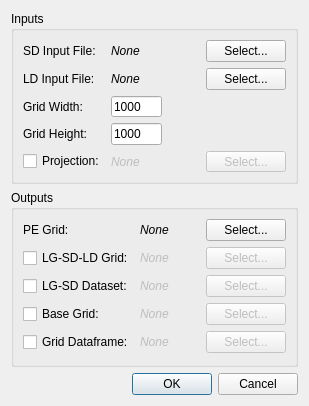
Old version of the form QTForms/RunGridDlg.ui in the repository NETL-RIC/URC-Assessment-Method.
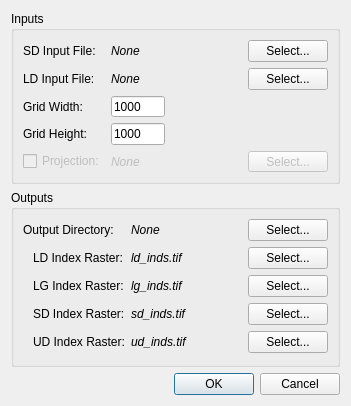
New version of the form. Custom widgets are drawn as their Qt base class.

Commit message: updated create grid GUI. Added some support for projection transform to create grid (further testing needed).

Diff of the .ui file:
```diff
--- a/QTForms/RunGridDlg.ui
+++ b/QTForms/RunGridDlg.ui
@@ -6,7 +6,7 @@
    <rect>
     <x>0</x>
     <y>0</y>
-    <width>309</width>
+    <width>351</width>
     <height>391</height>
    </rect>
   </property>
@@ -23,76 +23,26 @@
       <property name="sizeConstraint">
        <enum>QLayout::SetMaximumSize</enum>
       </property>
-      <item row="4" column="0">
-       <widget class="QCheckBox" name="projectionCB">
+      <item row="2" column="0">
+       <widget class="QLabel" name="label">
         <property name="sizePolicy">
-         <sizepolicy hsizetype="Maximum" vsizetype="Fixed">
+         <sizepolicy hsizetype="Maximum" vsizetype="Preferred">
           <horstretch>0</horstretch>
           <verstretch>0</verstretch>
          </sizepolicy>
         </property>
         <property name="text">
-         <string>Projection:</string>
+         <string>Grid Width:</string>
         </property>
        </widget>
       </item>
-      <item row="4" column="3">
-       <widget class="QPushButton" name="projectionButton">
-        <property name="enabled">
-         <bool>false</bool>
-        </property>
+      <item row="0" column="3">
+       <widget class="QPushButton" name="sdInputButton">
         <property name="text">
          <string>Select...</string>
         </property>
        </widget>
       </item>
-      <item row="4" column="1">
-       <widget class="ElideLabel" name="projectionLbl">
-        <property name="enabled">
-         <bool>false</bool>
-        </property>
-        <property name="sizePolicy">
-         <sizepolicy hsizetype="Minimum" vsizetype="Preferred">
-          <horstretch>0</horstretch>
-          <verstretch>0</verstretch>
-         </sizepolicy>
-        </property>
-        <property name="font">
-         <font>
-          <italic>true</italic>
-         </font>
-        </property>
-        <property name="text">
-         <string>None</string>
-        </property>
-       </widget>
-      </item>
-      <item row="3" column="0">
-       <widget class="QLabel" name="label_2">
-        <property name="text">
-         <string>Grid Height:</string>
-        </property>
-       </widget>
-      </item>
-      <item row="3" column="1">
-       <widget class="QLineEdit" name="heightField">
-        <property name="sizePolicy">
-         <sizepolicy hsizetype="Maximum" vsizetype="Fixed">
-          <horstretch>0</horstretch>
-          <verstretch>0</verstretch>
-         </sizepolicy>
-        </property>
-        <property name="maximumSize">
-         <size>
-          <width>54</width>
-          <height>16777215</height>
-         </size>
-        </property>
-        <property name="text">
-         <string>1000</string>
-        </property>
-       </widget>
-      </item>
       <item row="1" column="0">
        <widget class="QLabel" name="label_6">
         <property name="sizePolicy">
@@ -106,6 +56,24 @@
         </property>
        </widget>
       </item>
+      <item row="0" column="1">
+       <widget class="ElideLabel" name="sdInputLbl">
+        <property name="sizePolicy">
+         <sizepolicy hsizetype="Minimum" vsizetype="Preferred">
+          <horstretch>0</horstretch>
+          <verstretch>0</verstretch>
+         </sizepolicy>
+        </property>
+        <property name="font">
+         <font>
+          <italic>true</italic>
+         </font>
+        </property>
+        <property name="text">
+         <string>None</string>
+        </property>
+       </widget>
+      </item>
       <item row="1" column="3">
        <widget class="QPushButton" name="ldInputButton">
         <property name="text">
@@ -113,38 +81,6 @@
         </property>
        </widget>
       </item>
-      <item row="2" column="0">
-       <widget class="QLabel" name="label">
-        <property name="sizePolicy">
-         <sizepolicy hsizetype="Maximum" vsizetype="Preferred">
-          <horstretch>0</horstretch>
-          <verstretch>0</verstretch>
-         </sizepolicy>
-        </property>
-        <property name="text">
-         <string>Grid Width:</string>
-        </property>
-       </widget>
-      </item>
-      <item row="2" column="1">
-       <widget class="QLineEdit" name="widthField">
-        <property name="sizePolicy">
-         <sizepolicy hsizetype="Maximum" vsizetype="Fixed">
-          <horstretch>0</horstretch>
-          <verstretch>0</verstretch>
-         </sizepolicy>
-        </property>
-        <property name="maximumSize">
-         <size>
-          <width>54</width>
-          <height>16777215</height>
-         </size>
-        </property>
-        <property name="text">
-         <string>1000</string>
-        </property>
-       </widget>
-      </item>
       <item row="0" column="0">
        <widget class="QLabel" name="label_3">
         <property name="sizePolicy">
@@ -158,10 +94,22 @@
         </property>
        </widget>
       </item>
-      <item row="0" column="3">
-       <widget class="QPushButton" name="sdInputButton">
+      <item row="3" column="1">
+       <widget class="QLineEdit" name="heightField">
+        <property name="sizePolicy">
+         <sizepolicy hsizetype="Maximum" vsizetype="Fixed">
+          <horstretch>0</horstretch>
+          <verstretch>0</verstretch>
+         </sizepolicy>
+        </property>
+        <property name="maximumSize">
+         <size>
+          <width>54</width>
+          <height>16777215</height>
+         </size>
+        </property>
         <property name="text">
-         <string>Select...</string>
+         <string>1000</string>
         </property>
        </widget>
       </item>
@@ -183,21 +131,22 @@
         </property>
        </widget>
       </item>
-      <item row="0" column="1">
-       <widget class="ElideLabel" name="sdInputLbl">
+      <item row="2" column="1">
+       <widget class="QLineEdit" name="widthField">
         <property name="sizePolicy">
-         <sizepolicy hsizetype="Minimum" vsizetype="Preferred">
+         <sizepolicy hsizetype="Maximum" vsizetype="Fixed">
           <horstretch>0</horstretch>
           <verstretch>0</verstretch>
          </sizepolicy>
         </property>
-        <property name="font">
-         <font>
-          <italic>true</italic>
-         </font>
+        <property name="maximumSize">
+         <size>
+          <width>54</width>
+          <height>16777215</height>
+         </size>
         </property>
         <property name="text">
-         <string>None</string>
+         <string>1000</string>
         </property>
        </widget>
       </item>
@@ -214,6 +163,38 @@
         </property>
        </spacer>
       </item>
+      <item row="3" column="0">
+       <widget class="QLabel" name="label_2">
+        <property name="text">
+         <string>Grid Height:</string>
+        </property>
+       </widget>
+      </item>
+      <item row="4" column="0">
+       <widget class="QCheckBox" name="projectionCB">
+        <property name="enabled">
+         <bool>false</bool>
+        </property>
+        <property name="text">
+         <string>Projection:</string>
+        </property>
+       </widget>
+      </item>
+      <item row="4" column="1">
+       <widget class="ElideLabel" name="projectionLbl">
+        <property name="enabled">
+         <bool>false</bool>
+        </property>
+        <property name="font">
+         <font>
+          <italic>true</italic>
+         </font>
+        </property>
+        <property name="text">
+         <string>None</string>
+        </property>
+       </widget>
+      </item>
       <item row="4" column="2">
        <spacer name="horizontalSpacer_2">
         <property name="orientation">
@@ -227,6 +208,16 @@
         </property>
        </spacer>
       </item>
+      <item row="4" column="3">
+       <widget class="QPushButton" name="projectionButton">
+        <property name="enabled">
+         <bool>false</bool>
+        </property>
+        <property name="text">
+         <string>Select...</string>
+        </property>
+       </widget>
+      </item>
      </layout>
     </widget>
    </item>
@@ -236,66 +227,20 @@
       <string>Outputs</string>
      </property>
      <layout class="QGridLayout" name="gridLayout_2">
-      <item row="4" column="2">
-       <widget class="QPushButton" name="gridDataframeButton">
+      <item row="6" column="2">
+       <widget class="QPushButton" name="sdIndsButton">
         <property name="enabled">
-         <bool>false</bool>
+         <bool>true</bool>
         </property>
         <property name="text">
          <string>Select...</string>
         </property>
        </widget>
       </item>
-      <item row="1" column="2">
-       <widget class="QPushButton" name="lgsdldGridButton">
-        <property name="enabled">
-         <bool>false</bool>
-        </property>
-        <property name="text">
-         <string>Select...</string>
-        </property>
-       </widget>
-      </item>
-      <item row="3" column="0">
-       <widget class="QCheckBox" name="baseGridCB">
-        <property name="sizePolicy">
-         <sizepolicy hsizetype="Maximum" vsizetype="Fixed">
-          <horstretch>0</horstretch>
-          <verstretch>0</verstretch>
-         </sizepolicy>
-        </property>
-        <property name="text">
-         <string>Base Grid:</string>
-        </property>
-       </widget>
-      </item>
-      <item row="3" column="2">
-       <widget class="QPushButton" name="baseGridButton">
-        <property name="enabled">
-         <bool>false</bool>
-        </property>
-        <property name="text">
-         <string>Select...</string>
-        </property>
-       </widget>
-      </item>
-      <item row="4" column="0">
-       <widget class="QCheckBox" name="gridDataframeCB">
-        <property name="sizePolicy">
-         <sizepolicy hsizetype="Maximum" vsizetype="Fixed">
-          <horstretch>0</horstretch>
-          <verstretch>0</verstretch>
-         </sizepolicy>
-        </property>
-        <property name="text">
-         <string>Grid Dataframe:</string>
-        </property>
-       </widget>
-      </item>
       <item row="4" column="1">
-       <widget class="ElideLabel" name="gridDataframeLbl">
+       <widget class="ElideLabel" name="lgIndsLbl">
         <property name="enabled">
-         <bool>false</bool>
+         <bool>true</bool>
         </property>
         <property name="sizePolicy">
          <sizepolicy hsizetype="MinimumExpanding" vsizetype="Preferred">
@@ -309,39 +254,16 @@
          </font>
         </property>
         <property name="text">
-         <string>None</string>
+         <string>lg_inds.tif</string>
         </property>
        </widget>
       </item>
-      <item row="2" column="2">
-       <widget class="QPushButton" name="lgsdDatasetButton">
+      <item row="8" column="1">
+       <widget class="ElideLabel" name="udIndsLbl">
         <property name="enabled">
-         <bool>false</bool>
+         <bool>true</bool>
         </property>
-        <property name="text">
-         <string>Select...</string>
-        </property>
-       </widget>
-      </item>
-      <item row="2" column="0">
-       <widget class="QCheckBox" name="lgsdDatasetCB">
         <property name="sizePolicy">
-         <sizepolicy hsizetype="Maximum" vsizetype="Fixed">
-          <horstretch>0</horstretch>
-          <verstretch>0</verstretch>
-         </sizepolicy>
-        </property>
-        <property name="text">
-         <string>LG-SD Dataset:</string>
-        </property>
-       </widget>
-      </item>
-      <item row="2" column="1">
-       <widget class="ElideLabel" name="lgsdDatasetLbl">
-        <property name="enabled">
-         <bool>false</bool>
-        </property>
-        <property name="sizePolicy">
          <sizepolicy hsizetype="MinimumExpanding" vsizetype="Preferred">
           <horstretch>0</horstretch>
           <verstretch>0</verstretch>
@@ -353,69 +275,7 @@
          </font>
         </property>
         <property name="text">
-         <string>None</string>
-        </property>
-       </widget>
-      </item>
-      <item row="3" column="1">
-       <widget class="ElideLabel" name="baseGridLbl">
-        <property name="enabled">
-         <bool>false</bool>
-        </property>
-        <property name="sizePolicy">
-         <sizepolicy hsizetype="MinimumExpanding" vsizetype="Preferred">
-          <horstretch>0</horstretch>
-          <verstretch>0</verstretch>
-         </sizepolicy>
-        </property>
-        <property name="font">
-         <font>
-          <italic>true</italic>
-         </font>
-        </property>
-        <property name="text">
-         <string>None</string>
-        </property>
-       </widget>
-      </item>
-      <item row="1" column="0">
-       <widget class="QCheckBox" name="lgsdldGridCB">
-        <property name="sizePolicy">
-         <sizepolicy hsizetype="Maximum" vsizetype="Fixed">
-          <horstretch>0</horstretch>
-          <verstretch>0</verstretch>
-         </sizepolicy>
-        </property>
-        <property name="text">
-         <string>LG-SD-LD Grid:</string>
-        </property>
-       </widget>
-      </item>
-      <item row="1" column="1">
-       <widget class="ElideLabel" name="lgsdldGridLbl">
-        <property name="enabled">
-         <bool>false</bool>
-        </property>
-        <property name="sizePolicy">
-         <sizepolicy hsizetype="MinimumExpanding" vsizetype="Preferred">
-          <horstretch>0</horstretch>
-          <verstretch>0</verstretch>
-         </sizepolicy>
-        </property>
-        <property name="font">
-         <font>
-          <italic>true</italic>
-         </font>
-        </property>
-        <property name="text">
-         <string>None</string>
-        </property>
-       </widget>
-      </item>
-      <item row="0" column="2">
-       <widget class="QPushButton" name="finalGridButton">
-        <property name="text">
-         <string>Select...</string>
+         <string>ud_inds.tif</string>
         </property>
        </widget>
       </item>
@@ -428,12 +288,12 @@
          </sizepolicy>
         </property>
         <property name="text">
-         <string>PE Grid:</string>
+         <string>Output Directory:</string>
         </property>
        </widget>
       </item>
       <item row="0" column="1">
-       <widget class="ElideLabel" name="finalGridLbl">
+       <widget class="ElideLabel" name="outputDirLbl">
         <property name="sizePolicy">
          <sizepolicy hsizetype="MinimumExpanding" vsizetype="Preferred">
           <horstretch>0</horstretch>
@@ -450,6 +310,125 @@
         </property>
        </widget>
       </item>
+      <item row="6" column="0">
+       <widget class="QLabel" name="label_7">
+        <property name="text">
+         <string>SD Index Raster:</string>
+        </property>
+        <property name="indent">
+         <number>10</number>
+        </property>
+       </widget>
+      </item>
+      <item row="0" column="2">
+       <widget class="QPushButton" name="outDirButton">
+        <property name="text">
+         <string>Select...</string>
+        </property>
+       </widget>
+      </item>
+      <item row="4" column="0">
+       <widget class="QLabel" name="label_5">
+        <property name="text">
+         <string>LG Index Raster:</string>
+        </property>
+        <property name="indent">
+         <number>10</number>
+        </property>
+       </widget>
+      </item>
+      <item row="8" column="0">
+       <widget class="QLabel" name="label_8">
+        <property name="text">
+         <string>UD Index Raster:</string>
+        </property>
+        <property name="indent">
+         <number>10</number>
+        </property>
+       </widget>
+      </item>
+      <item row="8" column="2">
+       <widget class="QPushButton" name="udIndsButton">
+        <property name="enabled">
+         <bool>true</bool>
+        </property>
+        <property name="text">
+         <string>Select...</string>
+        </property>
+       </widget>
+      </item>
+      <item row="4" column="2">
+       <widget class="QPushButton" name="lgIndsButton">
+        <property name="enabled">
+         <bool>true</bool>
+        </property>
+        <property name="text">
+         <string>Select...</string>
+        </property>
+       </widget>
+      </item>
+      <item row="2" column="2">
+       <widget class="QPushButton" name="ldIndsButton">
+        <property name="enabled">
+         <bool>true</bool>
+        </property>
+        <property name="text">
+         <string>Select...</string>
+        </property>
+       </widget>
+      </item>
+      <item row="2" column="0">
+       <widget class="QLabel" name="label_4">
+        <property name="text">
+         <string>LD Index Raster:</string>
+        </property>
+        <property name="indent">
+         <number>10</number>
+        </property>
+       </widget>
+      </item>
+      <item row="6" column="1">
+       <widget class="ElideLabel" name="sdIndsLbl">
+        <property name="enabled">
+         <bool>true</bool>
+        </property>
+        <property name="sizePolicy">
+         <sizepolicy hsizetype="MinimumExpanding" vsizetype="Preferred">
+          <horstretch>0</horstretch>
+          <verstretch>0</verstretch>
+         </sizepolicy>
+        </property>
+        <property name="font">
+         <font>
+          <italic>true</italic>
+         </font>
+        </property>
+        <property name="text">
+         <string>sd_inds.tif</string>
+        </property>
+       </widget>
+      </item>
+      <item row="2" column="1">
+       <widget class="ElideLabel" name="ldIndsLbl">
+        <property name="enabled">
+         <bool>true</bool>
+        </property>
+        <property name="sizePolicy">
+         <sizepolicy hsizetype="MinimumExpanding" vsizetype="Preferred">
+          <horstretch>0</horstretch>
+          <verstretch>0</verstretch>
+         </sizepolicy>
+        </property>
+        <property name="font">
+         <font>
+          <italic>true</italic>
+         </font>
+        </property>
+        <property name="text">
+         <string>ld_inds.tif</string>
+        </property>
+       </widget>
+      </item>
      </layout>
     </widget>
    </item>
```
The commit also changes 10 other files.
